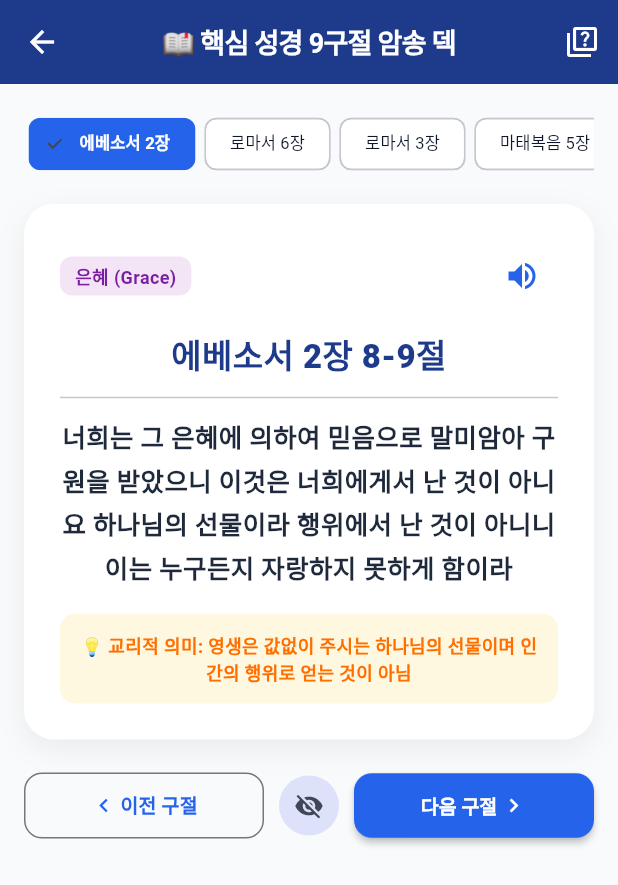
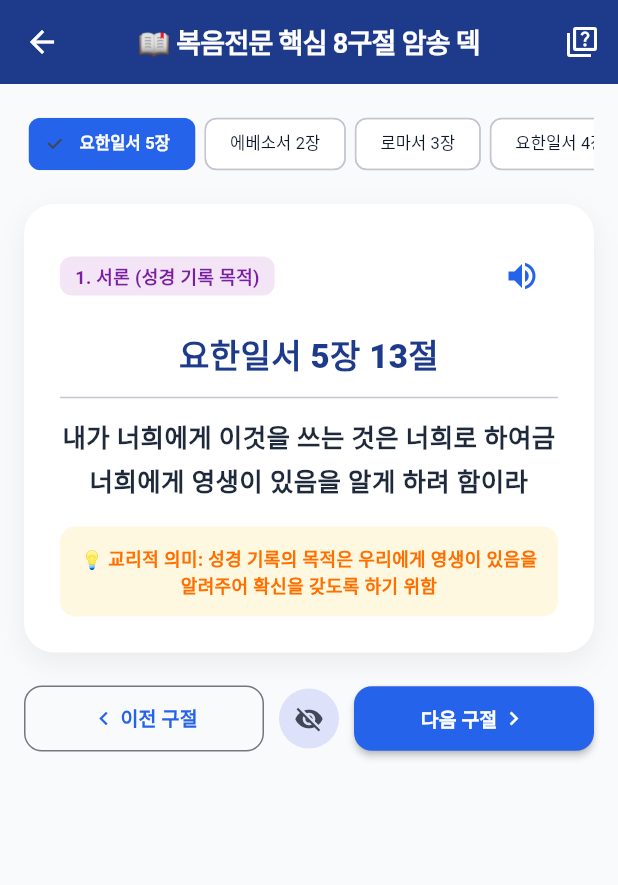
Before and after one commit to xhpark/Evangelism, a Flutter app: the ScriptureDeckScreen screen opened directly, on a phone screen of 412 x 824 dp. Shown: the top 885 px of the screen. Run offline on Flutter 3.47's test engine with Material 3 defaults, Android fonts, the light colour scheme and no system bars; our stand-ins replace flutter_tts, shared_preferences, speech_to_text, wakelock_plus; accounts and stored records are empty.

Commit message:
feat: 성경 암송 덱에서 본문 미등장 구절(롬 6:23, 마 5:48, 요 1:1) 제거 및 실제 본문 8개 핵심 구절 일치 완료

```diff
--- a/lib/screens/scripture_deck_screen.dart
+++ b/lib/screens/scripture_deck_screen.dart
@@ -13,7 +13,7 @@ class ScriptureDeckScreen extends StatelessWidget {
 
     return Scaffold(
       appBar: AppBar(
-        title: const Text("📖 핵심 성경 9구절 암송 덱"),
+        title: Text("📖 복음전문 핵심 ${provider.cards.length}구절 암송 덱"),
         actions: [
           IconButton(
             icon: Icon(
--- a/lib/services/scripture_deck_engine.dart
+++ b/lib/services/scripture_deck_engine.dart
@@ -20,83 +20,67 @@ class ScriptureDeckEngine {
   static final List<ScriptureCard> scriptures = [
     ScriptureCard(
       id: 1,
-      category: "은혜 (Grace)",
-      reference: "에베소서 2장 8-9절",
-      text: "너희는 그 은혜에 의하여 믿음으로 말미암아 구원을 받았으니 이것은 너희에게서 난 것이 아니요 하나님의 선물이라 행위에서 난 것이 아니니 이는 누구든지 자랑하지 못하게 함이라",
-      meaning: "영생은 값없이 주시는 하나님의 선물이며 인간의 행위로 얻는 것이 아님",
-      blankWords: ["은혜", "믿음", "선물", "행위", "자랑"],
+      category: "1. 서론 (성경 기록 목적)",
+      reference: "요한일서 5장 13절",
+      text: "내가 너희에게 이것을 쓰는 것은 너희로 하여금 너희에게 영생이 있음을 알게 하려 함이라",
+      meaning: "성경 기록의 목적은 우리에게 영생이 있음을 알려주어 확신을 갖도록 하기 위함",
+      blankWords: ["너희에게", "이것을 쓰는 것은", "영생", "알게 하려"],
     ),
     ScriptureCard(
       id: 2,
-      category: "은혜 (Grace)",
-      reference: "로마서 6장 23절",
-      text: "죄의 삯은 사망이요 하나님의 은사는 그리스도 예수 우리 주 안에 있는 영생이니라",
-      meaning: "죄의 결과는 사망이나 하나님의 선물은 영생임",
-      blankWords: ["죄의 삯", "사망", "은사", "영생"],
+      category: "2.1 은혜 (Grace)",
+      reference: "에베소서 2장 8-9절",
+      text: "너희는 그 은혜에 의하여 구원을 받았으니 이것은 너희에게서 난 것이 아니요 하나님의 선물이라 행위에서 난 것이 아니니 이는 누구든지 자랑하지 못하게 함이라",
+      meaning: "영생은 값없이 주시는 하나님의 선물이며 인간의 행위나 공로로 얻는 것이 아님",
+      blankWords: ["은혜", "구원", "하나님의 선물", "행위", "자랑"],
     ),
     ScriptureCard(
       id: 3,
-      category: "인간 (Humanity)",
+      category: "2.2 인간 (Humanity)",
       reference: "로마서 3장 23절",
       text: "모든 사람이 죄를 범하였으매 하나님의 영광에 이르지 못하더니",
-      meaning: "모든 인간은 죄인이며 하나님의 기준에 도달할 수 없음",
+      meaning: "모든 인간은 죄인이며 스스로 하나님의 영광과 기준에 도달할 수 없음",
       blankWords: ["모든 사람", "죄", "하나님의 영광"],
     ),
     ScriptureCard(
       id: 4,
-      category: "인간 (Humanity)",
-      reference: "마태복음 5장 48절",
-      text: "그러므로 하늘에 계신 너희 아버지의 온전하심과 같이 너희도 온전하라",
-      meaning: "하나님의 구원 표준은 100% 온전함(완전함)임",
-      blankWords: ["아버지", "온전하심", "온전하라"],
+      category: "2.3 하나님 (사랑)",
+      reference: "요한일서 4장 8절b",
+      text: "하나님은 사랑이심이라",
+      meaning: "하나님은 자비로우셔서 우리를 벌하시는 것을 원치 않으심",
+      blankWords: ["하나님", "사랑"],
     ),
     ScriptureCard(
       id: 5,
-      category: "하나님 (God)",
-      reference: "요한일서 4장 8절b",
-      text: "하나님은 사랑이심이라",
-      meaning: "하나님은 자비로우셔서 우리를 벌하기를 원치 않으심",
-      blankWords: ["하나님", "사랑"],
+      category: "2.3 하나님 (공의)",
+      reference: "출애굽기 34장 7절b",
+      text: "벌을 면제하지는 아니하고 보응하리라",
+      meaning: "하나님은 의로우시기 때문에 반드시 우리 죄를 벌하셔야만 함",
+      blankWords: ["벌", "면제하지", "보응하리라"],
     ),
     ScriptureCard(
       id: 6,
-      category: "하나님 (God)",
-      reference: "출애굽기 34장 7절b",
-      text: "인자를 천대까지 베풀며 악과 과실과 죄를 용서하리라 그러나 벌을 면제하지는 아니하고",
-      meaning: "하나님은 공의로우셔서 죄를 반드시 심판하셔야 함",
-      blankWords: ["인자", "용서", "벌", "면제하지"],
+      category: "2.4 예수 그리스도 (Christ)",
+      reference: "이사야 53장 6절",
+      text: "우리는 다 양 같아서 그릇 행하여 각기 제 길로 갔거늘 여호와께서는 우리 모두의 죄악을 그에게 예수 그리스도에게 담당시키셨도다",
+      meaning: "우리의 모든 죄를 예수 그리스도께 옮겨 십자가에서 대신 대속하심",
+      blankWords: ["양 같아서", "그릇 행하여", "죄악", "담당시키셨도다"],
     ),
     ScriptureCard(
       id: 7,
-      category: "예수 그리스도 (Christ)",
-      reference: "요한복음 1장 1절, 14절",
-      text: "태초에 말씀이 계시니라 이 말씀이 하나님과 함께 계셨으니 이 말씀은 곧 하나님이시니라... 말씀이 육신이 되어 우리 가운데 거하시매",
-      meaning: "예수 그리스도는 무한하신 하나님이시며 참 인간이심",
-      blankWords: ["태초", "말씀", "하나님", "육신"],
+      category: "2.5 믿음 (Faith)",
+      reference: "사도행전 16장 31절",
+      text: "주 예수를 믿으라. 그리하면 너와 네 집이 구원을 받으리라",
+      meaning: "오직 예수 그리스도만을 전적으로 신뢰함으로 구원을 받음",
+      blankWords: ["주 예수", "믿으라", "구원"],
     ),
     ScriptureCard(
       id: 8,
-      category: "예수 그리스도 (Christ)",
-      reference: "이사야 53장 6절",
-      text: "우리는 다 양 같아서 그릇 행하여 각기 제 길로 갔거늘 여호와께서는 우리 모두의 죄악을 그에게 담당시키셨도다",
-      meaning: "우리의 모든 죄를 예수 그리스도께 옮겨 대신 대속하심",
-      blankWords: ["양", "죄악", "담당"],
-    ),
-    ScriptureCard(
-      id: 9,
-      category: "믿음 (Faith)",
-      reference: "사도행전 16장 31절",
-      text: "주 예수를 믿으라 그리하면 너와 네 집이 구원을 받으리라",
-      meaning: "오직 예수 그리스도만을 전적으로 신뢰함으로 구원받음",
-      blankWords: ["주 예수", "믿으라", "구원"],
-    ),
-    ScriptureCard(
-      id: 10,
-      category: "구원의 확신 (Assurance)",
+      category: "3. 결신 / 구원의 확신",
       reference: "요한복음 6장 47절",
       text: "진실로 진실로 너희에게 이르노니 믿는 자는 영생을 가졌나니",
-      meaning: "예수를 믿는 자에게 즉시 영생이 주어짐",
-      blankWords: ["진실로", "믿는 자", "영생"],
+      meaning: "예수 그리스도를 믿는 자는 이미 영생을 가졌다는 확실한 약속",
+      blankWords: ["진실로", "너희에게", "믿는 자", "영생을 가졌나니"],
     ),
   ];
 
```
